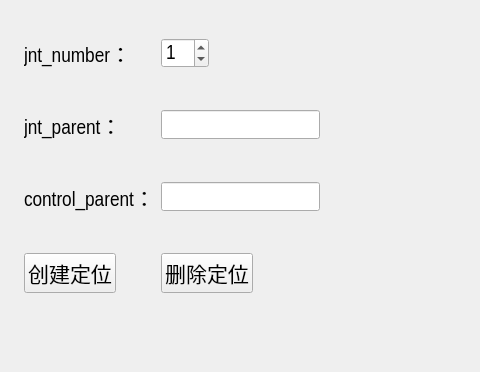
Qt form bind/ui/widget/base.ui (MuZiMuZi/muziToolset) before a commit; both pictures show x 228 to 708 and y 228 to 600 of the 800 by 600 pixel window.
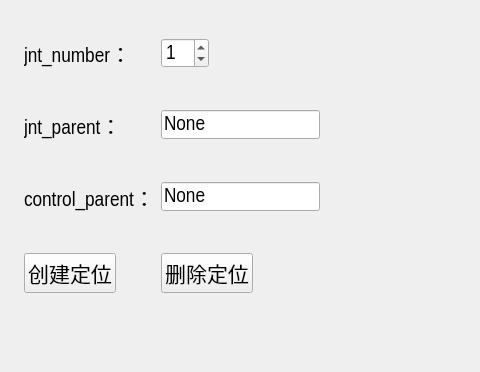
The same form after that commit.

Commit message: 优化base_ui和chain_ui的界面设置和属性设置

Diff of the .ui file:
```diff
--- a/bind/ui/widget/base.ui
+++ b/bind/ui/widget/base.ui
@@ -120,6 +120,9 @@
            <pointsize>16</pointsize>
           </font>
          </property>
+         <property name="text">
+          <string>None</string>
+         </property>
         </widget>
        </item>
        <item row="1" column="0">
@@ -230,6 +233,9 @@
            <pointsize>16</pointsize>
           </font>
          </property>
+         <property name="text">
+          <string>None</string>
+         </property>
         </widget>
        </item>
        <item row="6" column="0">
```
The commit also changes 4 other files.
